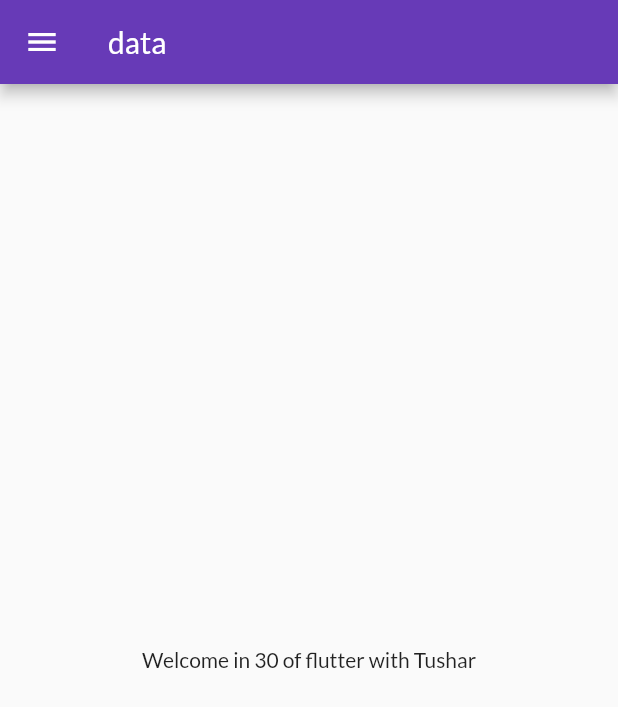
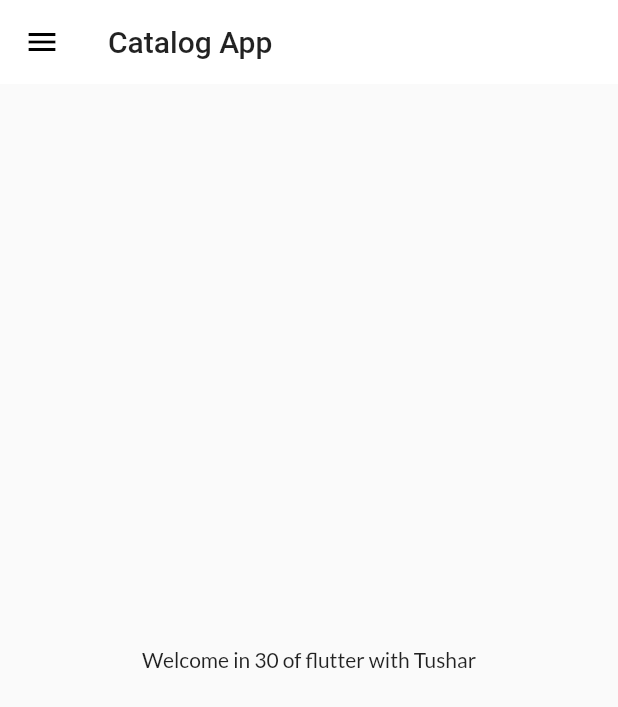
Before and after one commit to TusharPagote/flutter_catalog, a Flutter app: the screen it shows after launch, on a phone screen of 412 x 824 dp. Shown: the top 707 px of the screen. Run offline on Flutter 3.47's test engine with Material 2 defaults, Android fonts, the phone set to English and light mode, and no system bars; our stand-ins replace google_fonts.

Commit message:
themes extractted

```diff
--- a/lib/main.dart
+++ b/lib/main.dart
@@ -2,8 +2,7 @@ import 'package:flutter/material.dart';
 import 'package:flutter_catalog/pages/home_page.dart';
 import 'package:flutter_catalog/pages/login_page.dart';
 import 'package:flutter_catalog/utills/routes.dart';
-import 'package:google_fonts/google_fonts.dart';
-import 'package:google_fonts/google_fonts.dart';
+import 'package:flutter_catalog/widgets/themes.dart';
 
 void main() {
   runApp(MyApp());
@@ -18,12 +17,8 @@ class MyApp extends StatelessWidget {
       debugShowCheckedModeBanner: false,
       // home: HomePage(),
       themeMode: ThemeMode.light,
-      theme: ThemeData(
-        primarySwatch: Colors.deepPurple,
-        fontFamily: GoogleFonts.lato().fontFamily,
-        // primaryTextTheme: GoogleFonts.latoTextTheme()
-      ),
-      darkTheme: ThemeData(brightness: Brightness.dark),
+      theme: MyTheme.lightTheme(context),
+      darkTheme: MyTheme.darkTheme(context),
       initialRoute: MyRoutes.homeRoute,
       routes: {
         "/": (context) => HomePage(),
--- a/lib/pages/home_page.dart
+++ b/lib/pages/home_page.dart
@@ -11,7 +11,7 @@ class HomePage extends StatelessWidget {
     final String name = "Tushar";
     return Scaffold(
       appBar: AppBar(
-        title: Text("data"),
+        title: Text("Catalog App"),
       ),
       body: Center(
         child: Container(
--- /dev/null
+++ b/lib/widgets/themes.dart
@@ -0,0 +1,17 @@
+import 'package:flutter/material.dart';
+import 'package:google_fonts/google_fonts.dart';
+
+class MyTheme {
+  static ThemeData lightTheme(BuildContext context) => ThemeData(
+      primarySwatch: Colors.deepPurple,
+      fontFamily: GoogleFonts.lato().fontFamily,
+      appBarTheme: AppBarTheme(
+          color: Colors.white,
+          elevation: 0.0,
+          iconTheme: IconThemeData(color: Colors.black),
+          toolbarTextStyle: Theme.of(context).textTheme.bodyText2,
+          titleTextStyle: Theme.of(context).textTheme.headline6));
+
+  static ThemeData darkTheme(BuildContext context) =>
+      ThemeData(brightness: Brightness.dark);
+}
```
